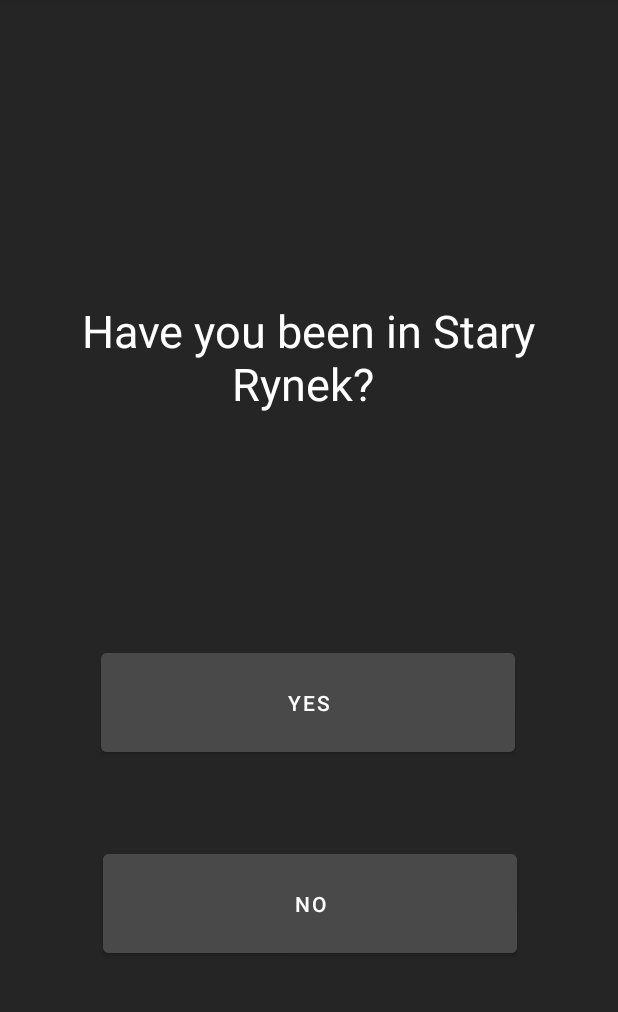
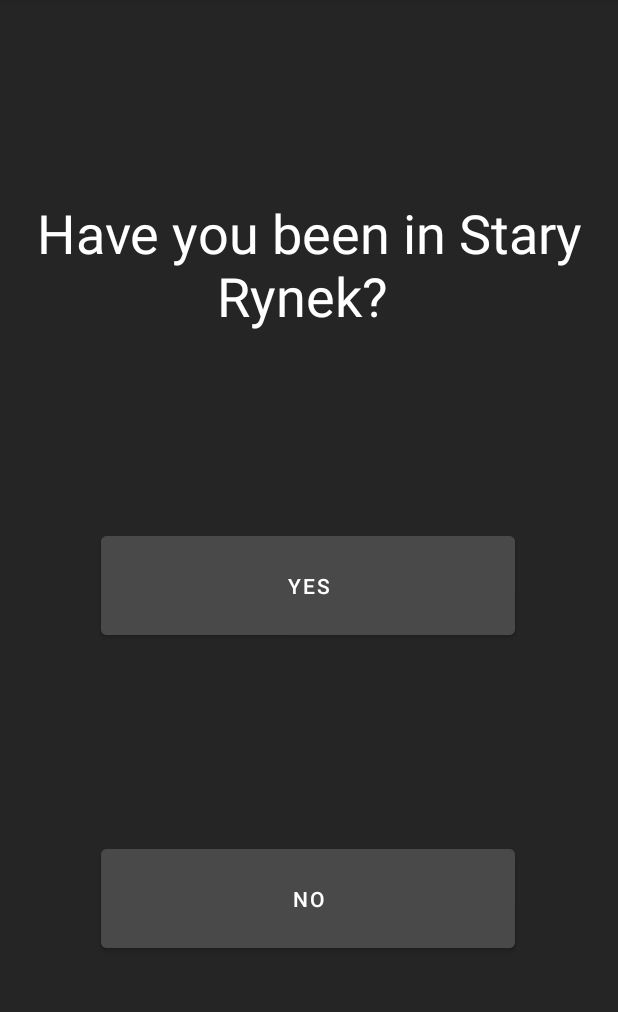
Before and after one commit to AlbertoBtt/AndroidStyleProject, an Android app: the screen it shows after launch (MainActivity), on a phone screen of 412 x 824 dp, the part 84-1096 px from its top. Run offline under Robolectric (Android 15) with nearby library versions, the phone set to English and light mode, and no system bars.

Commit message:
Tamaño arreglado

```diff
--- a/app/src/main/res/layout/activity_main.xml
+++ b/app/src/main/res/layout/activity_main.xml
@@ -7,42 +7,43 @@
     android:background="#252525"
     tools:context=".MainActivity">
 
-    <TextView
-        android:id="@+id/textView"
-        android:layout_width="386dp"
-        android:layout_height="173dp"
-        android:layout_marginTop="200dp"
-        android:text="Have you been in Stary Rynek? "
-        android:textAlignment="center"
-        android:textAppearance="@style/TextAppearance.AppCompat.Large"
-        android:textColor="#FFFFFF"
-        android:textSize="30sp"
-        app:layout_constraintEnd_toEndOf="parent"
-        app:layout_constraintHorizontal_bias="0.497"
-        app:layout_constraintStart_toStartOf="parent"
-        app:layout_constraintTop_toTopOf="parent" />
-
     <Button
         android:id="@+id/BotonYes"
         android:layout_width="276dp"
         android:layout_height="78dp"
-        android:layout_marginTop="56dp"
         android:backgroundTint="#494949"
         android:text="YES"
+        app:layout_constraintBottom_toTopOf="@+id/BotonNo"
         app:layout_constraintEnd_toEndOf="parent"
         app:layout_constraintHorizontal_bias="0.496"
         app:layout_constraintStart_toStartOf="parent"
         app:layout_constraintTop_toBottomOf="@+id/textView" />
 
+    <TextView
+        android:id="@+id/textView"
+        android:layout_width="wrap_content"
+        android:layout_height="wrap_content"
+        android:text="Have you been in Stary Rynek? "
+        android:textAlignment="center"
+        android:textAppearance="@style/TextAppearance.AppCompat.Large"
+        android:textColor="#FFFFFF"
+        android:textSize="36sp"
+        app:layout_constraintBottom_toTopOf="@+id/BotonYes"
+        app:layout_constraintEnd_toEndOf="parent"
+        app:layout_constraintHorizontal_bias="0.0"
+        app:layout_constraintStart_toStartOf="parent"
+        app:layout_constraintTop_toTopOf="parent" />
+
     <Button
         android:id="@+id/BotonNo"
         android:layout_width="276dp"
         android:layout_height="78dp"
-        android:layout_marginTop="56dp"
         android:backgroundTint="#494949"
         android:text="No"
+        app:layout_constraintBottom_toBottomOf="parent"
         app:layout_constraintEnd_toEndOf="parent"
-        app:layout_constraintHorizontal_bias="0.503"
+        app:layout_constraintHorizontal_bias="0.496"
         app:layout_constraintStart_toStartOf="parent"
         app:layout_constraintTop_toBottomOf="@+id/BotonYes" />
+
 </androidx.constraintlayout.widget.ConstraintLayout>
```
